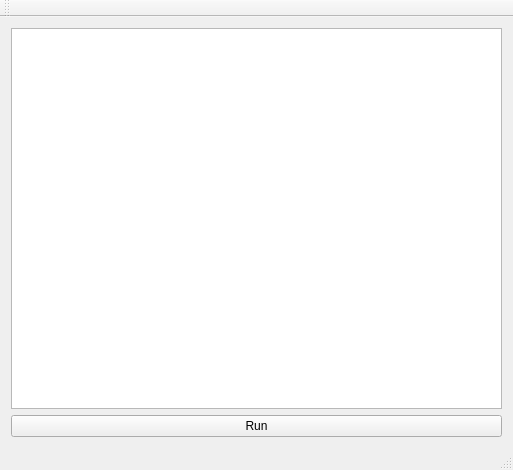
The window that Huangpu/fps_testexecutive.ui (fanmuzhi/huangpu) describes before a commit, drawn with Qt 5.
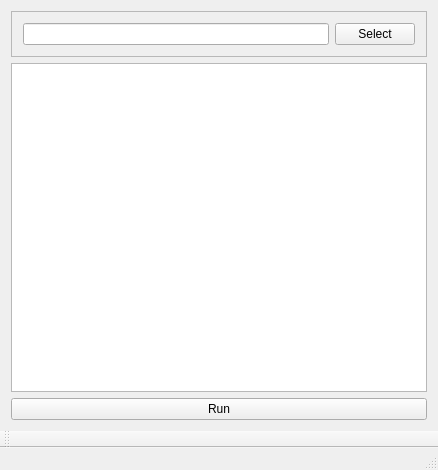
The same window after the commit.

Diff of the .ui file:
```diff
--- a/Huangpu/fps_testexecutive.ui
+++ b/Huangpu/fps_testexecutive.ui
@@ -6,7 +6,7 @@
    <rect>
     <x>0</x>
     <y>0</y>
-    <width>513</width>
+    <width>438</width>
     <height>470</height>
    </rect>
   </property>
@@ -14,11 +14,37 @@
    <string>FPS_TestExecutive</string>
   </property>
   <widget class="QWidget" name="centralWidget">
-   <layout class="QVBoxLayout" name="verticalLayout">
-    <item>
+   <layout class="QGridLayout" name="gridLayout_2">
+    <item row="0" column="0">
+     <widget class="QFrame" name="ConfigFileFrame">
+      <property name="frameShape">
+       <enum>QFrame::StyledPanel</enum>
+      </property>
+      <property name="frameShadow">
+       <enum>QFrame::Raised</enum>
+      </property>
+      <layout class="QGridLayout" name="gridLayout">
+       <item row="0" column="0">
+        <widget class="QLineEdit" name="ConfigFileLineEdit">
+         <property name="readOnly">
+          <bool>true</bool>
+         </property>
+        </widget>
+       </item>
+       <item row="0" column="1">
+        <widget class="QPushButton" name="ConfigFileSelectPushButton">
+         <property name="text">
+          <string>Select</string>
+         </property>
+        </widget>
+       </item>
+      </layout>
+     </widget>
+    </item>
+    <item row="1" column="0">
      <widget class="QTextBrowser" name="textBrowser"/>
     </item>
-    <item>
+    <item row="2" column="0">
      <layout class="QHBoxLayout" name="horizontalLayout">
       <item>
        <widget class="QPushButton" name="pushButtonRun">
@@ -33,7 +59,7 @@
   </widget>
   <widget class="QToolBar" name="mainToolBar">
    <attribute name="toolBarArea">
-    <enum>TopToolBarArea</enum>
+    <enum>BottomToolBarArea</enum>
    </attribute>
    <attribute name="toolBarBreak">
     <bool>false</bool>
```
